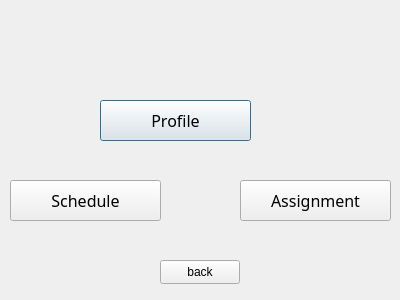
Old version of the form doctor.ui in the repository Doha-Deia/final2.
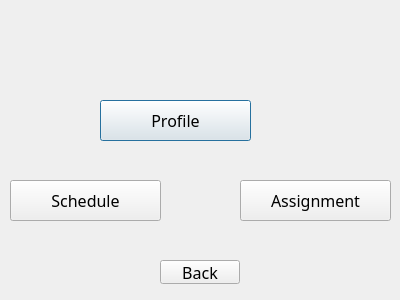
New version of the form.

The edit to the form file:
```diff
--- a/doctor.ui
+++ b/doctor.ui
@@ -98,8 +98,14 @@
      <height>24</height>
     </rect>
    </property>
+   <property name="font">
+    <font>
+     <family>Script MT Bold</family>
+     <pointsize>12</pointsize>
+    </font>
+   </property>
    <property name="text">
-    <string>back</string>
+    <string>Back</string>
    </property>
   </widget>
  </widget>
```
